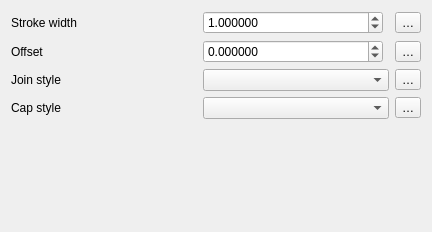
First picture: the form in src/ui/symbollayer/widget_filledline.ui, repository qgis/QGIS, before the edit.
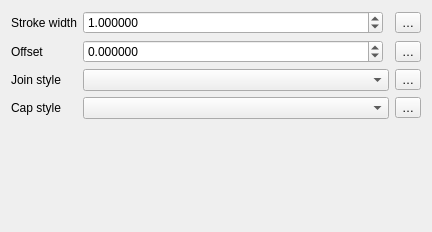
Second picture: the form after the edit. Custom widgets are drawn as their Qt base class.

Commit message: Fix horizontal expansion of some symbol layer widgets

Diff of the .ui file:
```diff
--- a/src/ui/symbollayer/widget_filledline.ui
+++ b/src/ui/symbollayer/widget_filledline.ui
@@ -13,7 +13,7 @@
   <property name="windowTitle">
    <string notr="true">Form</string>
   </property>
-  <layout class="QGridLayout" name="gridLayout">
+  <layout class="QGridLayout" name="gridLayout" columnstretch="0,1,0">
    <item row="3" column="2">
     <widget class="QgsPropertyOverrideButton" name="mCapStyleDDBtn">
      <property name="text">
```
The commit also changes 5 other files.
